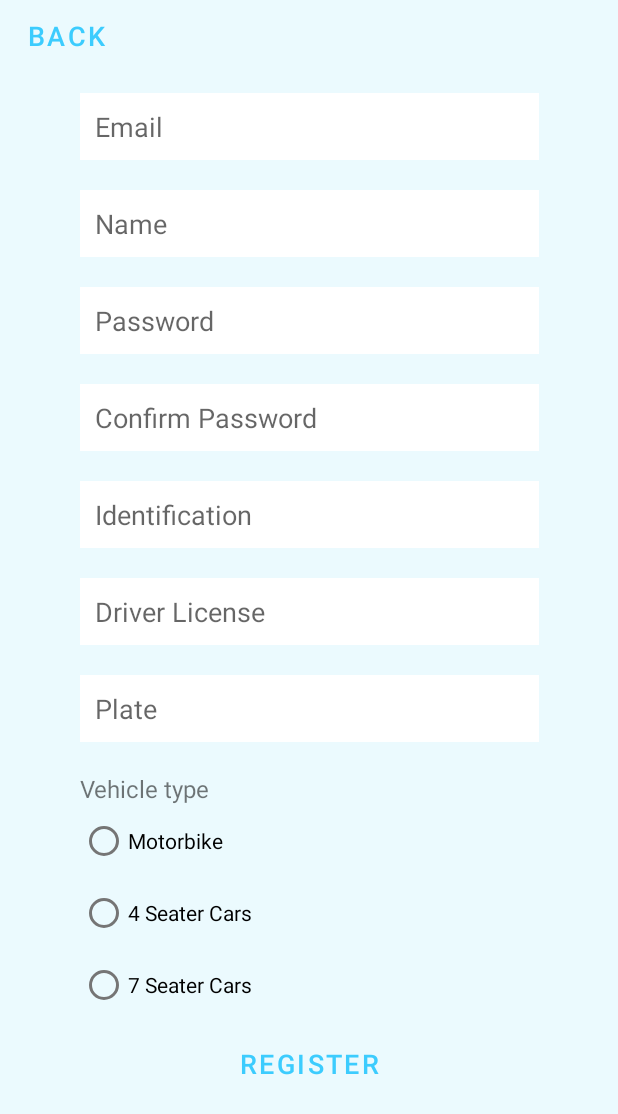
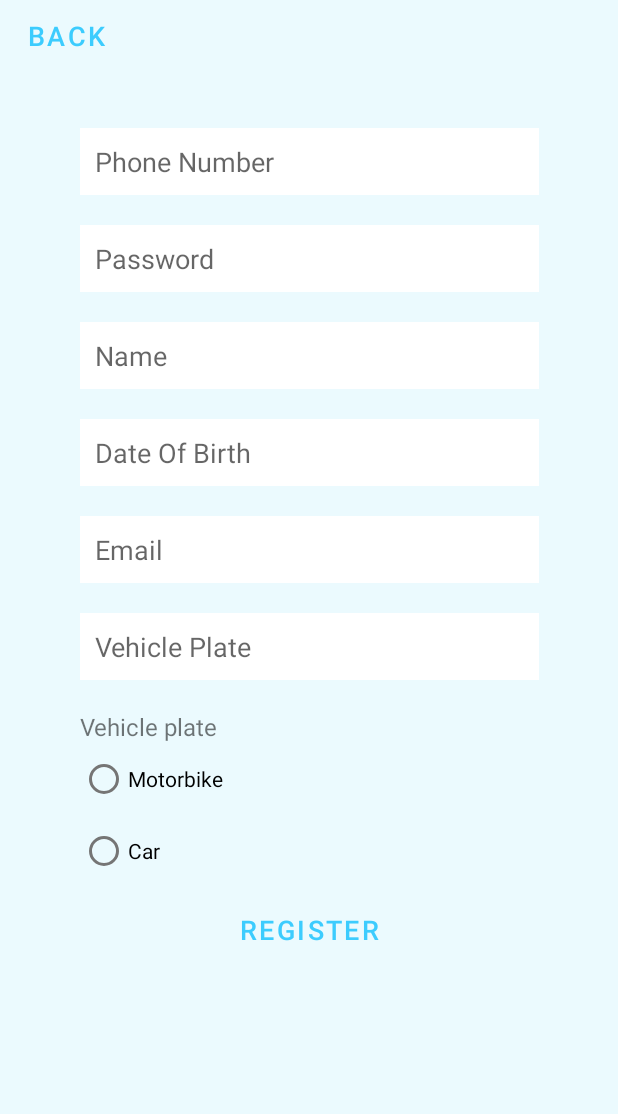
Before and after one commit to KTPM-HCMUS/driver-app, an Android app: the layout activity_register_final.xml on its own in the app's theme, with its tools: preview values and no code run, on a phone screen of 412 x 824 dp. Shown: the top 1114 px of the screen. Run offline under Robolectric (Android 15) with nearby library versions, the phone set to English and light mode, and no system bars.

Commit message:
Implementation version 1

```diff
--- a/app/src/main/AndroidManifest.xml
+++ b/app/src/main/AndroidManifest.xml
@@ -6,6 +6,8 @@
     <uses-permission android:name="android.permission.INTERNET"/>
     <uses-permission android:name="android.permission.ACCESS_COARSE_LOCATION"/>
     <uses-permission android:name="android.permission.ACCESS_FINE_LOCATION"/>
+    <uses-permission android:name="android.permission.READ_EXTERNAL_STORAGE" />
+
     <application
         android:allowBackup="true"
         android:dataExtractionRules="@xml/data_extraction_rules"
@@ -18,7 +20,7 @@
         tools:targetApi="31">
         <service android:name=".utils.MyJobService" android:permission="android.permission.BIND_JOB_SERVICE"/>
         <activity
-            android:name=".MainActivity"
+            android:name=".activities.MainActivity"
             android:exported="true">
             <intent-filter>
                 <action android:name="android.intent.action.MAIN" />
--- a/app/src/main/java/com/example/myapplication/utils/MyJobService.java
+++ b/app/src/main/java/com/example/myapplication/utils/MyJobService.java
@@ -3,9 +3,7 @@ package com.example.myapplication.utils;
 import android.app.job.JobParameters;
 import android.app.job.JobService;
 import android.os.PersistableBundle;
-import android.widget.Toast;
 
-import com.example.myapplication.MainActivity;
 import com.example.myapplication.api.ApiService;
 import com.example.myapplication.model.LocationDriver;
 import com.google.gson.Gson;
@@ -31,7 +29,7 @@ public class MyJobService extends JobService {
             public void run() {
                 Double longtitude = jobParameters.getExtras().getDouble("lon");
                 Double latitude = jobParameters.getExtras().getDouble("lat");
-                LocationDriver locationDriver = new LocationDriver(1, longtitude, latitude);
+                LocationDriver locationDriver = new LocationDriver(1, latitude, longtitude);
                 ApiService.apiService.updateLocationDriver(locationDriver).enqueue(new Callback<LocationDriver>() {
                     @Override
                     public void onResponse(Call<LocationDriver> call, Response<LocationDriver> response) {
--- a/app/src/main/res/layout/activity_login.xml
+++ b/app/src/main/res/layout/activity_login.xml
@@ -49,7 +49,7 @@
         app:layout_constraintTop_toTopOf="parent" />
 
     <EditText
-        android:id="@+id/loginEmailEditText"
+        android:id="@+id/loginPhoneNumberEditText"
         android:layout_width="0dp"
         android:layout_height="wrap_content"
         android:layout_marginStart="32dp"
@@ -58,7 +58,7 @@
         android:drawableStart="@drawable/ic_email"
         android:drawablePadding="16dp"
         android:ems="10"
-        android:hint="Email"
+        android:hint="Phone Number"
         android:inputType="text"
         android:padding="16dp"
         app:layout_constraintEnd_toEndOf="parent"
@@ -81,7 +81,7 @@
         android:padding="16dp"
         app:layout_constraintEnd_toEndOf="parent"
         app:layout_constraintStart_toStartOf="parent"
-        app:layout_constraintTop_toBottomOf="@+id/loginEmailEditText" />
+        app:layout_constraintTop_toBottomOf="@+id/loginPhoneNumberEditText" />
 
     <Button
         android:id="@+id/loginLoginBtn"
--- a/app/src/main/res/layout/activity_register_final.xml
+++ b/app/src/main/res/layout/activity_register_final.xml
@@ -34,26 +34,16 @@
         app:layout_constraintVertical_bias="0.205">
 
         <EditText
-            android:id="@+id/registerFinalEmailEditText"
+            android:id="@+id/phoneNumber"
             android:layout_width="306dp"
             android:layout_height="wrap_content"
             android:layout_marginTop="40dp"
             android:background="#FFFFFF"
             android:ems="10"
-            android:hint="Email"
+            android:hint="Phone Number"
             android:inputType="textEmailAddress"
             android:padding="10dp" />
 
-        <EditText
-            android:id="@+id/driverName"
-            android:layout_width="306dp"
-            android:layout_height="wrap_content"
-            android:background="#FFFFFF"
-            android:layout_marginTop="20dp"
-            android:ems="10"
-            android:hint="Name"
-            android:inputType="textEmailAddress"
-            android:padding="10dp" />
 
         <EditText
             android:id="@+id/password"
@@ -67,47 +57,43 @@
             android:padding="10dp" />
 
         <EditText
-            android:id="@+id/confirmPassword"
+            android:id="@+id/name"
             android:layout_width="306dp"
             android:layout_height="wrap_content"
             android:layout_marginTop="20sp"
             android:background="#FFFFFF"
             android:ems="10"
-            android:hint="Confirm Password"
-            android:inputType="textPassword"
+            android:hint="Name"
             android:padding="10dp" />
 
         <EditText
-            android:id="@+id/identification"
+            android:id="@+id/dob"
             android:layout_width="306dp"
             android:layout_height="wrap_content"
             android:layout_marginTop="20sp"
             android:background="#FFFFFF"
             android:ems="10"
-            android:hint="Identification"
-            android:inputType="textPassword"
+            android:hint="Date Of Birth"
             android:padding="10dp" />
 
         <EditText
-            android:id="@+id/license"
+            android:id="@+id/email"
             android:layout_width="306dp"
             android:layout_height="wrap_content"
             android:layout_marginTop="20sp"
             android:background="#FFFFFF"
             android:ems="10"
-            android:hint="Driver License"
-            android:inputType="textPassword"
+            android:hint="Email"
             android:padding="10dp" />
 
         <EditText
-            android:id="@+id/plate"
+            android:id="@+id/vehiclePlate"
             android:layout_width="306dp"
             android:layout_height="wrap_content"
             android:layout_marginTop="20sp"
             android:background="#FFFFFF"
             android:ems="10"
-            android:hint="Plate"
-            android:inputType="textPassword"
+            android:hint="Vehicle Plate"
             android:padding="10dp" />
 
         <TextView
@@ -115,9 +101,10 @@
             android:layout_height="wrap_content"
             android:layout_marginTop="20sp"
             android:textSize="16dp"
-            android:text="Vehicle type"/>
+            android:text="Vehicle plate"/>
         <RadioGroup
             android:layout_width="306dp"
+            android:id="@+id/rdoPlate"
             android:layout_height="wrap_content">
             <RadioButton
                 android:id="@+id/rdoMotorbike"
@@ -125,15 +112,10 @@
                 android:layout_height="wrap_content"
                 android:text="Motorbike"/>
             <RadioButton
-                android:id="@+id/rdo4SeaterCars"
+                android:id="@+id/rdoCar"
                 android:layout_width="match_parent"
                 android:layout_height="wrap_content"
-                android:text="4 Seater Cars"/>
-            <RadioButton
-                android:id="@+id/rdo7SeaterCars"
-                android:layout_width="match_parent"
-                android:layout_height="wrap_content"
-                android:text="7 Seater Cars"/>
+                android:text="Car"/>
         </RadioGroup>
         <LinearLayout
             android:layout_width="match_parent"
```
Also changed, not shown: app/src/main/java/com/example/myapplication/activities/LoginActivity.java (added, +17 -0 lines), app/src/main/java/com/example/myapplication/activities/MainActivity.java (renamed from app/src/main/java/com/example/myapplication/MainActivity.java, +2 -5 lines), app/src/main/java/com/example/myapplication/activities/RegisterActivity.java (added, +97 -0 lines), app/src/main/java/com/example/myapplication/api/ApiLogin.java (added, +37 -0 lines), app/src/main/java/com/example/myapplication/database/DBHandler.java (added, +74 -0 lines), app/src/main/java/com/example/myapplication/model/Driver.java (added, +94 -0 lines), app/src/main/java/com/example/myapplication/model/Result.java (added, +41 -0 lines).
